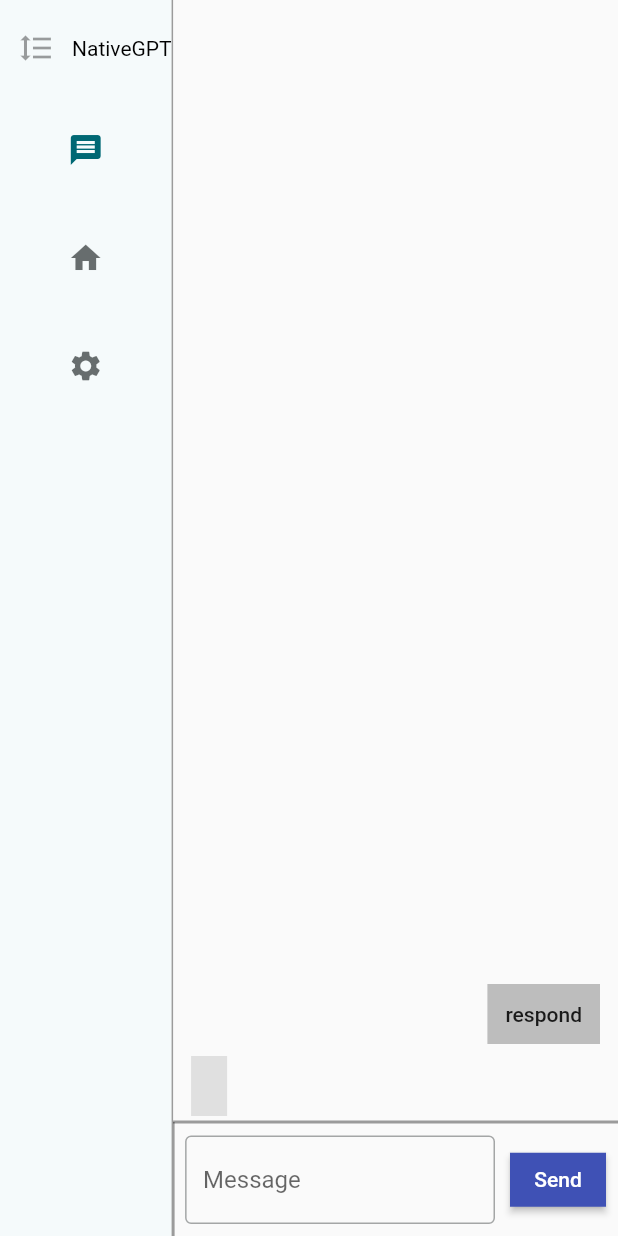
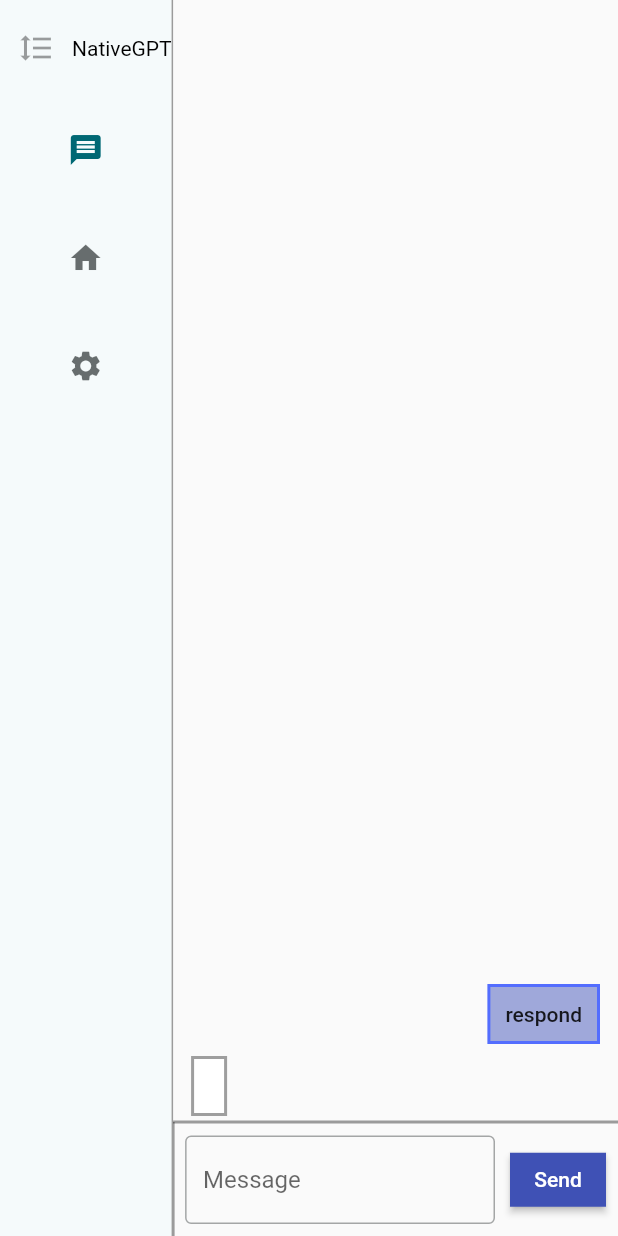
Before and after one commit to roeland-frans/nativegpt, a Flutter app: the screen it shows after launch, after a tap on "Send", on a phone screen of 412 x 824 dp. Run offline on Flutter 3.47's test engine with Material 2 defaults, Android fonts, the phone set to English and light mode, and no system bars.

Commit message:
More UI edits

```diff
--- a/lib/ui/card/text.dart
+++ b/lib/ui/card/text.dart
@@ -23,7 +23,8 @@ class ChatBubble extends StatelessWidget {
         child: DecoratedBox(
           // chat bubble decoration
           decoration: BoxDecoration(
-            color: isCurrentUser ? Colors.grey[300] : Colors.grey[400],
+            border: Border.all(color: isCurrentUser ? Colors.grey : Colors.indigoAccent, width: 2),
+            color: isCurrentUser ? Colors.white : Colors.indigo[200],
           ),
           child: Padding(
             padding: const EdgeInsets.all(12),
--- a/lib/ui/page.dart
+++ b/lib/ui/page.dart
@@ -57,7 +57,7 @@ class _MessagePageState extends State<MessagePage> {
                   widget.eventStream.addEvent(rpmessage);
                   setState(() {});
                 },
-                child: Text('Send', selectionColor: Colors.black38,),
+                child: Text('Send',),
               ),
             ],
           ),
```
